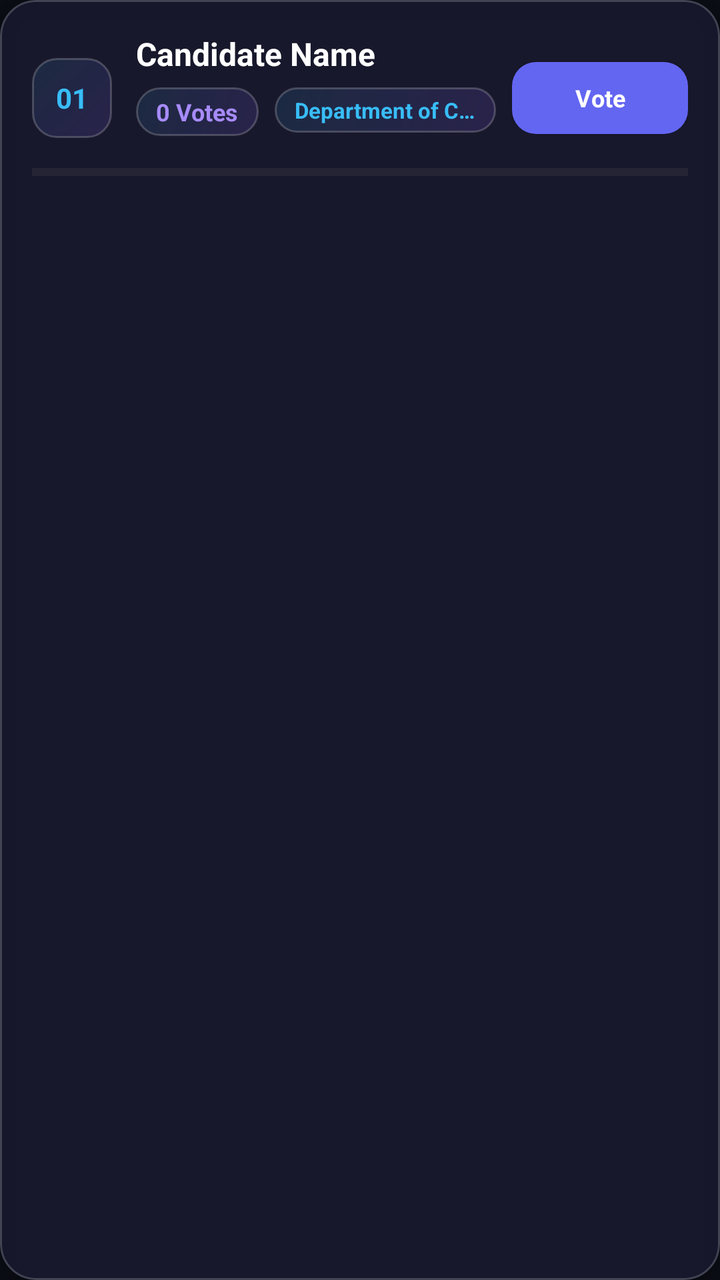
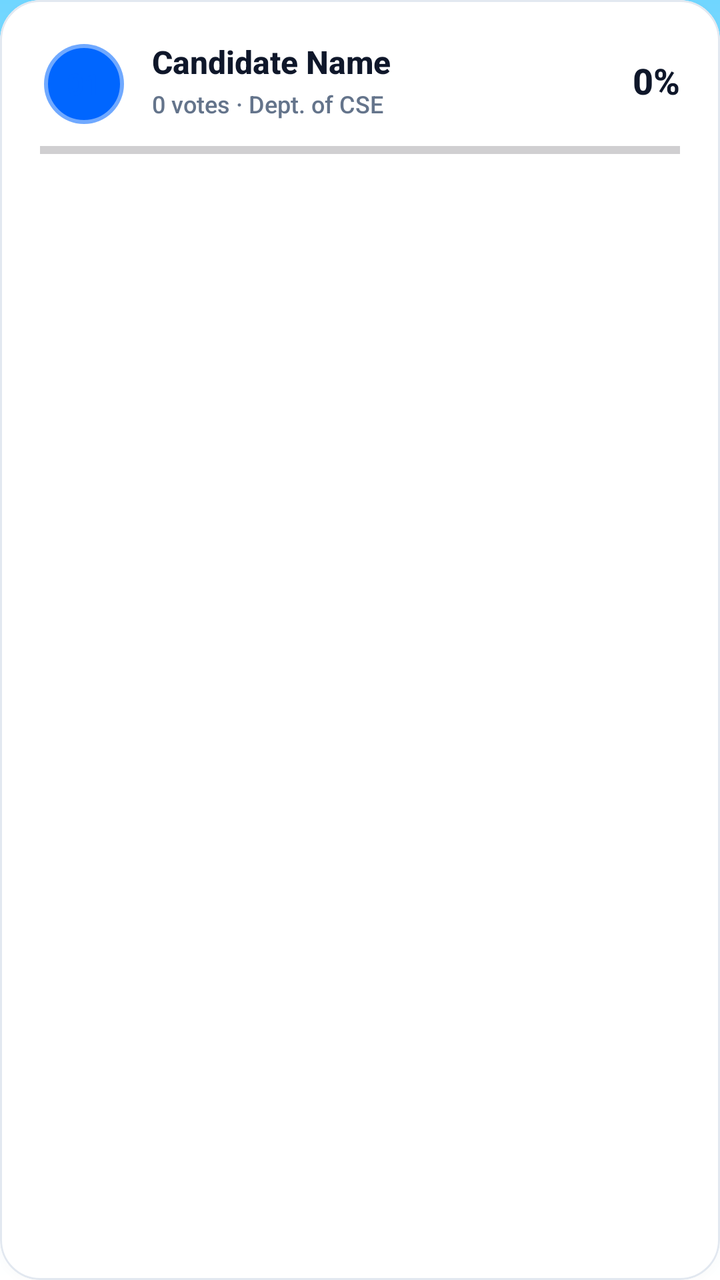

Compare the two renders of this Android layout. The source of the first and the diff that turns it into the second are given below.
<!-- AndroidManifest.xml: application theme Theme.CRConnect -->
<!-- res/layout/list_item_candidate.xml -->
<?xml version="1.0" encoding="utf-8"?>
<com.google.android.material.card.MaterialCardView
    xmlns:android="http://schemas.android.com/apk/res/android"
    xmlns:app="http://schemas.android.com/apk/res-auto"
    xmlns:tools="http://schemas.android.com/tools"
    android:id="@+id/cardCandidateItem"
    android:layout_width="match_parent"
    android:layout_height="wrap_content"
    android:layout_marginBottom="12dp"
    android:hapticFeedbackEnabled="true"
    app:cardBackgroundColor="@color/glass_card"
    app:cardCornerRadius="18dp"
    app:cardElevation="6dp"
    app:strokeColor="#30FFFFFF"
    app:strokeWidth="1dp">

    <androidx.constraintlayout.widget.ConstraintLayout
        android:layout_width="match_parent"
        android:layout_height="wrap_content"
        android:padding="16dp">

        
        <TextView
            android:id="@+id/tvCandidateRank"
            android:layout_width="40dp"
            android:layout_height="40dp"
            android:background="@drawable/glass_badge_bg"
            android:gravity="center"
            android:text="01"
            android:textColor="#38BDF8"
            android:textSize="14sp"
            android:textStyle="bold"
            app:layout_constraintBottom_toTopOf="@id/pbCandidateVotes"
            app:layout_constraintStart_toStartOf="parent"
            app:layout_constraintTop_toTopOf="parent"
            tools:ignore="HardcodedText" />

        
        <TextView
            android:id="@+id/tvCandidateName"
            android:layout_width="0dp"
            android:layout_height="wrap_content"
            android:layout_marginStart="12dp"
            android:layout_marginEnd="12dp"
            android:ellipsize="end"
            android:singleLine="true"
            android:text="Candidate Name"
            android:textColor="#FFFFFF"
            android:textSize="16sp"
            android:textStyle="bold"
            app:layout_constraintEnd_toStartOf="@id/btnVoteCandidate"
            app:layout_constraintStart_toEndOf="@id/tvCandidateRank"
            app:layout_constraintTop_toTopOf="parent"
            tools:ignore="HardcodedText" />

        
        <TextView
            android:id="@+id/tvCandidateVotes"
            android:layout_width="wrap_content"
            android:layout_height="wrap_content"
            android:layout_marginStart="12dp"
            android:layout_marginTop="6dp"
            android:background="@drawable/glass_badge_bg"
            android:paddingHorizontal="10dp"
            android:paddingVertical="4dp"
            android:text="0 Votes"
            android:textColor="#A78BFA"
            android:textSize="12sp"
            android:textStyle="bold"
            app:layout_constraintStart_toEndOf="@id/tvCandidateRank"
            app:layout_constraintTop_toBottomOf="@id/tvCandidateName"
            tools:ignore="HardcodedText" />

        
        <TextView
            android:id="@+id/tvCandidateDept"
            android:layout_width="0dp"
            android:layout_height="wrap_content"
            android:layout_marginStart="8dp"
            android:layout_marginTop="6dp"
            android:layout_marginEnd="8dp"
            android:background="@drawable/glass_badge_bg"
            android:ellipsize="end"
            android:singleLine="true"
            android:paddingHorizontal="10dp"
            android:paddingVertical="4dp"
            android:text="Department of CSE, BUBT"
            android:textColor="#38BDF8"
            android:textSize="11sp"
            android:textStyle="bold"
            app:layout_constraintEnd_toStartOf="@id/btnVoteCandidate"
            app:layout_constraintStart_toEndOf="@id/tvCandidateVotes"
            app:layout_constraintTop_toBottomOf="@id/tvCandidateName"
            tools:ignore="HardcodedText" />

        
        <com.google.android.material.button.MaterialButton
            android:id="@+id/btnVoteCandidate"
            style="@style/Widget.Material3.Button.ElevatedButton"
            android:layout_width="wrap_content"
            android:layout_height="36dp"
            android:hapticFeedbackEnabled="true"
            android:insetTop="0dp"
            android:insetBottom="0dp"
            android:paddingHorizontal="16dp"
            android:text="Vote"
            android:textColor="#FFFFFF"
            android:textSize="12sp"
            android:textStyle="bold"
            app:backgroundTint="#6366F1"
            app:cornerRadius="12dp"
            app:layout_constraintBottom_toTopOf="@id/pbCandidateVotes"
            app:layout_constraintEnd_toEndOf="parent"
            app:layout_constraintTop_toTopOf="parent"
            tools:ignore="HardcodedText" />

        
        <com.google.android.material.button.MaterialButton
            android:id="@+id/btnDeleteCandidate"
            style="@style/Widget.Material3.Button.OutlinedButton"
            android:layout_width="wrap_content"
            android:layout_height="36dp"
            android:hapticFeedbackEnabled="true"
            android:insetTop="0dp"
            android:insetBottom="0dp"
            android:paddingHorizontal="12dp"
            android:text="Delete"
            android:textColor="#EF4444"
            android:textSize="12sp"
            android:textStyle="bold"
            android:visibility="gone"
            app:backgroundTint="@android:color/transparent"
            app:cornerRadius="12dp"
            app:layout_constraintBottom_toTopOf="@id/pbCandidateVotes"
            app:layout_constraintEnd_toEndOf="parent"
            app:layout_constraintTop_toTopOf="parent"
            app:strokeColor="#EF4444"
            app:strokeWidth="1dp"
            tools:ignore="HardcodedText" />

        
        <ProgressBar
            android:id="@+id/pbCandidateVotes"
            style="?android:attr/progressBarStyleHorizontal"
            android:layout_width="0dp"
            android:layout_height="8dp"
            android:layout_marginTop="14dp"
            android:backgroundTint="#222938"
            android:max="50"
            android:progress="0"
            android:progressTint="#A78BFA"
            app:layout_constraintBottom_toBottomOf="parent"
            app:layout_constraintEnd_toEndOf="parent"
            app:layout_constraintStart_toStartOf="parent"
            app:layout_constraintTop_toBottomOf="@id/tvCandidateVotes" />

    </androidx.constraintlayout.widget.ConstraintLayout>
</com.google.android.material.card.MaterialCardView>
<!-- resources referenced by this layout -->
<resources>
  <color name="glass_card">#CC161B26</color>
  <!-- drawable glass_badge_bg (drawable) -->
  <?xml version="1.0" encoding="utf-8"?>
  <shape xmlns:android="http://schemas.android.com/apk/res/android"
      android:shape="rectangle">
      <gradient
          android:angle="135"
          android:startColor="#268B5CF6"
          android:endColor="#1A38BDF8"
          android:type="linear"/>
      <stroke
          android:width="1dp"
          android:color="#33FFFFFF" />
      <corners android:radius="12dp" />
  </shape>
  <style name="Theme.CRConnect" parent="Base.Theme.CRConnect" />
  <style name="Base.Theme.CRConnect" parent="Theme.Material3.DayNight.NoActionBar">
          <item name="colorPrimary">@color/primary</item>
          <item name="colorSecondary">@color/secondary</item>
          <item name="android:windowBackground">@color/background</item>
          <item name="colorSurface">@color/surface</item>
          <item name="colorOnSurface">@color/text_primary</item>
          <item name="colorOnSurfaceVariant">@color/text_secondary</item>
          <item name="colorError">@color/error</item>
          <item name="android:fontFamily">sans-serif</item>
          <item name="fontFamily">sans-serif</item>
          <item name="android:windowActivityTransitions">true</item>
          <item name="android:navigationBarColor">@android:color/transparent</item>
          <item name="android:statusBarColor">@android:color/transparent</item>
          <item name="android:windowLightStatusBar" tools:targetApi="m">false</item>
          <item name="android:windowLightNavigationBar" tools:targetApi="o_mr1">false</item>
      </style>
  <color name="primary">#7C3AED</color>
  <color name="secondary">#A78BFA</color>
  <color name="background">#0A0D14</color>
  <color name="surface">#161B26</color>
  <color name="text_primary">#FFFFFF</color>
  <color name="text_secondary">#94A3B8</color>
  <color name="error">#7F1D1D</color>
</resources>

<!-- the commit's change to res/layout/list_item_candidate.xml (unified diff, before → after) -->
@@ -8,29 +8,32 @@
     android:layout_height="wrap_content"
     android:layout_marginBottom="12dp"
     android:hapticFeedbackEnabled="true"
-    app:cardBackgroundColor="@color/glass_card"
-    app:cardCornerRadius="18dp"
-    app:cardElevation="6dp"
-    app:strokeColor="#30FFFFFF"
-    app:strokeWidth="1dp">
+    app:cardBackgroundColor="#FFFFFF"
+    app:cardCornerRadius="20dp"
+    app:cardElevation="2dp"
+    app:strokeColor="#E2E8F0"
+    app:strokeWidth="1dp"
+    android:outlineAmbientShadowColor="#14000000"
+    android:outlineSpotShadowColor="#14000000"
+    tools:ignore="UnusedAttribute">
 
     <androidx.constraintlayout.widget.ConstraintLayout
+        android:id="@+id/layoutCandidateCardContent"
         android:layout_width="match_parent"
         android:layout_height="wrap_content"
-        android:padding="16dp">
+        android:padding="20dp">
 
         
         <TextView
             android:id="@+id/tvCandidateRank"
-            android:layout_width="40dp"
-            android:layout_height="40dp"
-            android:background="@drawable/glass_badge_bg"
+            android:layout_width="44dp"
+            android:layout_height="44dp"
+            android:background="@drawable/badge_bg"
             android:gravity="center"
             android:text="01"
-            android:textColor="#38BDF8"
-            android:textSize="14sp"
+            android:textColor="#0066FF"
+            android:textSize="15sp"
             android:textStyle="bold"
-            app:layout_constraintBottom_toTopOf="@id/pbCandidateVotes"
             app:layout_constraintStart_toStartOf="parent"
             app:layout_constraintTop_toTopOf="parent"
             tools:ignore="HardcodedText" />
@@ -45,12 +48,44 @@
             android:ellipsize="end"
             android:singleLine="true"
             android:text="Candidate Name"
-            android:textColor="#FFFFFF"
+            android:textColor="#0F172A"
             android:textSize="16sp"
             android:textStyle="bold"
-            app:layout_constraintEnd_toStartOf="@id/btnVoteCandidate"
+            app:layout_constraintEnd_toStartOf="@id/tvCandidatePct"
             app:layout_constraintStart_toEndOf="@id/tvCandidateRank"
             app:layout_constraintTop_toTopOf="parent"
+            tools:ignore="HardcodedText" />
+
+        
+        <TextView
+            android:id="@+id/tvCandidateSubline"
+            android:layout_width="0dp"
+            android:layout_height="wrap_content"
+            android:layout_marginStart="12dp"
+            android:layout_marginTop="2dp"
+            android:layout_marginEnd="12dp"
+            android:ellipsize="end"
+            android:singleLine="true"
+            android:text="0 votes · Dept. of CSE"
+            android:textColor="#64748B"
+            android:textSize="12sp"
+            app:layout_constraintEnd_toStartOf="@id/tvCandidatePct"
+            app:layout_constraintStart_toEndOf="@id/tvCandidateRank"
+            app:layout_constraintTop_toBottomOf="@id/tvCandidateName"
+            tools:ignore="HardcodedText" />
+
+        
+        <TextView
+            android:id="@+id/tvCandidatePct"
+            android:layout_width="wrap_content"
+            android:layout_height="wrap_content"
+            android:text="0%"
+            android:textColor="#0F172A"
+            android:textSize="18sp"
+            android:textStyle="bold"
+            app:layout_constraintEnd_toEndOf="parent"
+            app:layout_constraintTop_toTopOf="parent"
+            app:layout_constraintBottom_toBottomOf="@id/tvCandidateSubline"
             tools:ignore="HardcodedText" />
 
         
@@ -60,13 +95,11 @@
             android:layout_height="wrap_content"
             android:layout_marginStart="12dp"
             android:layout_marginTop="6dp"
-            android:background="@drawable/glass_badge_bg"
-            android:paddingHorizontal="10dp"
-            android:paddingVertical="4dp"
             android:text="0 Votes"
-            android:textColor="#A78BFA"
+            android:textColor="#64748B"
             android:textSize="12sp"
             android:textStyle="bold"
+            android:visibility="gone"
             app:layout_constraintStart_toEndOf="@id/tvCandidateRank"
             app:layout_constraintTop_toBottomOf="@id/tvCandidateName"
             tools:ignore="HardcodedText" />
@@ -79,15 +112,16 @@
             android:layout_marginStart="8dp"
             android:layout_marginTop="6dp"
             android:layout_marginEnd="8dp"
-            android:background="@drawable/glass_badge_bg"
+            android:background="@drawable/bg_chip_muted"
             android:ellipsize="end"
             android:singleLine="true"
             android:paddingHorizontal="10dp"
             android:paddingVertical="4dp"
             android:text="Department of CSE, BUBT"
-            android:textColor="#38BDF8"
+            android:textColor="#64748B"
             android:textSize="11sp"
             android:textStyle="bold"
+            android:visibility="gone"
             app:layout_constraintEnd_toStartOf="@id/btnVoteCandidate"
             app:layout_constraintStart_toEndOf="@id/tvCandidateVotes"
             app:layout_constraintTop_toBottomOf="@id/tvCandidateName"
@@ -96,7 +130,6 @@
         
         <com.google.android.material.button.MaterialButton
             android:id="@+id/btnVoteCandidate"
-            style="@style/Widget.Material3.Button.ElevatedButton"
             android:layout_width="wrap_content"
             android:layout_height="36dp"
             android:hapticFeedbackEnabled="true"
@@ -107,7 +140,8 @@
             android:textColor="#FFFFFF"
             android:textSize="12sp"
             android:textStyle="bold"
-            app:backgroundTint="#6366F1"
+            android:visibility="gone"
+            app:backgroundTint="#0066FF"
             app:cornerRadius="12dp"
             app:layout_constraintBottom_toTopOf="@id/pbCandidateVotes"
             app:layout_constraintEnd_toEndOf="parent"
@@ -125,16 +159,16 @@
             android:insetBottom="0dp"
             android:paddingHorizontal="12dp"
             android:text="Delete"
-            android:textColor="#EF4444"
+            android:textColor="#B91C1C"
             android:textSize="12sp"
             android:textStyle="bold"
             android:visibility="gone"
-            app:backgroundTint="@android:color/transparent"
+            app:backgroundTint="#FEF2F2"
             app:cornerRadius="12dp"
             app:layout_constraintBottom_toTopOf="@id/pbCandidateVotes"
             app:layout_constraintEnd_toEndOf="parent"
             app:layout_constraintTop_toTopOf="parent"
-            app:strokeColor="#EF4444"
+            app:strokeColor="#FECACA"
             app:strokeWidth="1dp"
             tools:ignore="HardcodedText" />
 
@@ -143,16 +177,16 @@
             android:id="@+id/pbCandidateVotes"
             style="?android:attr/progressBarStyleHorizontal"
             android:layout_width="0dp"
-            android:layout_height="8dp"
-            android:layout_marginTop="14dp"
-            android:backgroundTint="#222938"
-            android:max="50"
+            android:layout_height="6dp"
+            android:layout_marginTop="12dp"
+            android:backgroundTint="#E2E8F0"
+            android:max="100"
             android:progress="0"
-            android:progressTint="#A78BFA"
+            android:progressTint="#0066FF"
             app:layout_constraintBottom_toBottomOf="parent"
             app:layout_constraintEnd_toEndOf="parent"
             app:layout_constraintStart_toStartOf="parent"
-            app:layout_constraintTop_toBottomOf="@id/tvCandidateVotes" />
+            app:layout_constraintTop_toBottomOf="@id/tvCandidateSubline" />
 
     </androidx.constraintlayout.widget.ConstraintLayout>
 </com.google.android.material.card.MaterialCardView>
<!-- resource entries referenced after the edit -->
@@ -1,43 +1,55 @@
 <!-- resources referenced by this layout -->
 <resources>
-  <color name="glass_card">#CC161B26</color>
-  <!-- drawable glass_badge_bg (drawable) -->
+  <!-- drawable badge_bg (drawable) -->
+  <?xml version="1.0" encoding="utf-8"?>
+  <shape xmlns:android="http://schemas.android.com/apk/res/android"
+      android:shape="rectangle">
+      <solid android:color="#0066FF" />
+      <corners android:radius="20dp" />
+      <stroke android:width="4dp" android:color="#70FFFFFF" />
+  </shape>
+  <!-- drawable bg_chip_muted (drawable) -->
+  <?xml version="1.0" encoding="utf-8"?>
+  <shape xmlns:android="http://schemas.android.com/apk/res/android"
+      android:shape="rectangle">
+      <solid android:color="#F1F5F9" />
+      <corners android:radius="999dp" />
+      <stroke android:width="1dp" android:color="#E2E8F0" />
+  </shape>
+  <style name="Theme.CRConnect" parent="Base.Theme.CRConnect" />
+  <style name="Base.Theme.CRConnect" parent="Theme.Material3.DayNight.NoActionBar">
+          <item name="colorPrimary">@color/primary</item>
+          <item name="colorSecondary">@color/primary_pressed</item>
+          <item name="android:windowBackground">@drawable/bg_gradient</item>
+          <item name="colorSurface">@color/card_bg</item>
+          <item name="elevationOverlayEnabled">false</item>
+          <item name="colorOnSurface">@color/title_text</item>
+          <item name="colorOnSurfaceVariant">@color/muted_text</item>
+          <item name="colorError">@color/error_red</item>
+          <item name="android:fontFamily">sans-serif-medium</item>
+          <item name="fontFamily">sans-serif-medium</item>
+          <item name="android:windowActivityTransitions">true</item>
+          <item name="android:navigationBarColor">@android:color/transparent</item>
+          <item name="android:statusBarColor">@android:color/transparent</item>
+          <item name="android:windowLightStatusBar" tools:targetApi="m">true</item>
+          <item name="android:windowLightNavigationBar" tools:targetApi="o_mr1">true</item>
+      </style>
+  <color name="primary">#0066FF</color>
+  <color name="primary_pressed">#0052CC</color>
+  <!-- drawable bg_gradient (drawable) -->
   <?xml version="1.0" encoding="utf-8"?>
   <shape xmlns:android="http://schemas.android.com/apk/res/android"
       android:shape="rectangle">
       <gradient
-          android:angle="135"
-          android:startColor="#268B5CF6"
-          android:endColor="#1A38BDF8"
-          android:type="linear"/>
-      <stroke
-          android:width="1dp"
-          android:color="#33FFFFFF" />
-      <corners android:radius="12dp" />
+          android:angle="270"
+          android:startColor="#70D6FF"
+          android:centerColor="#C2EFFF"
+          android:endColor="#FFFFFF"
+          android:type="linear" />
   </shape>
-  <style name="Theme.CRConnect" parent="Base.Theme.CRConnect" />
-  <style name="Base.Theme.CRConnect" parent="Theme.Material3.DayNight.NoActionBar">
-          <item name="colorPrimary">@color/primary</item>
-          <item name="colorSecondary">@color/secondary</item>
-          <item name="android:windowBackground">@color/background</item>
-          <item name="colorSurface">@color/surface</item>
-          <item name="colorOnSurface">@color/text_primary</item>
-          <item name="colorOnSurfaceVariant">@color/text_secondary</item>
-          <item name="colorError">@color/error</item>
-          <item name="android:fontFamily">sans-serif</item>
-          <item name="fontFamily">sans-serif</item>
-          <item name="android:windowActivityTransitions">true</item>
-          <item name="android:navigationBarColor">@android:color/transparent</item>
-          <item name="android:statusBarColor">@android:color/transparent</item>
-          <item name="android:windowLightStatusBar" tools:targetApi="m">false</item>
-          <item name="android:windowLightNavigationBar" tools:targetApi="o_mr1">false</item>
-      </style>
-  <color name="primary">#7C3AED</color>
-  <color name="secondary">#A78BFA</color>
-  <color name="background">#0A0D14</color>
-  <color name="surface">#161B26</color>
-  <color name="text_primary">#FFFFFF</color>
-  <color name="text_secondary">#94A3B8</color>
-  <color name="error">#7F1D1D</color>
+  <color name="card_bg">#FFFFFF</color>
+  <color name="title_text">#0F172A</color>
+  <color name="muted_text">#64748B</color>
+  <color name="error_red">#DC2626</color>
 </resources>
 
